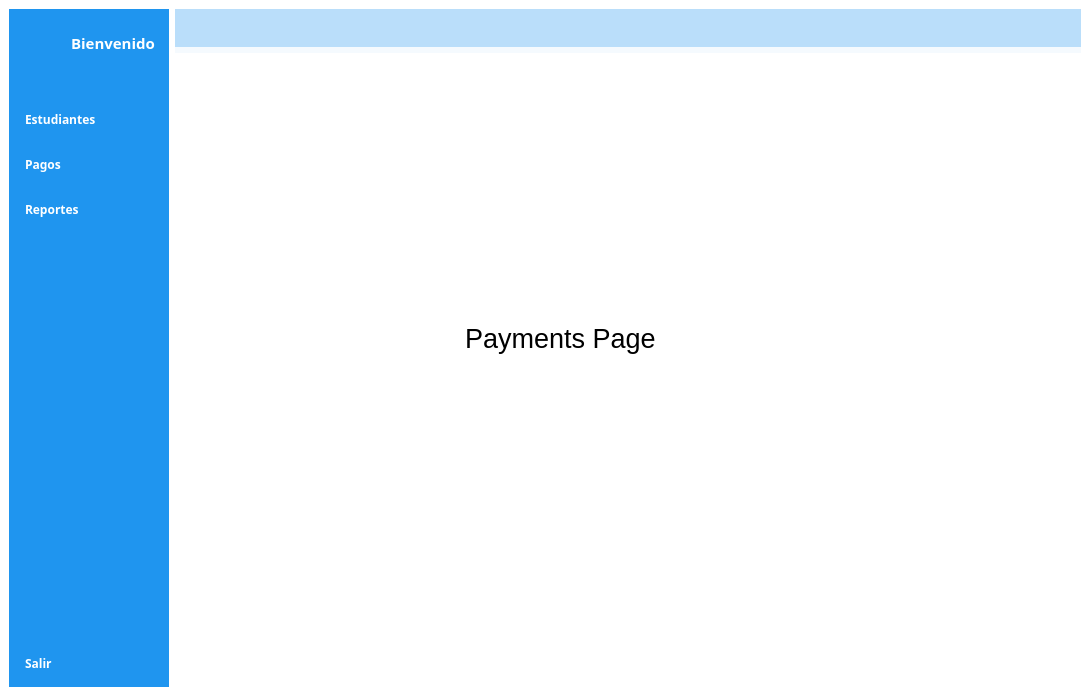
Qt form gui/UI/interface.ui (DeiviHerreraDiaz09/Student-Management-Project) before a commit.
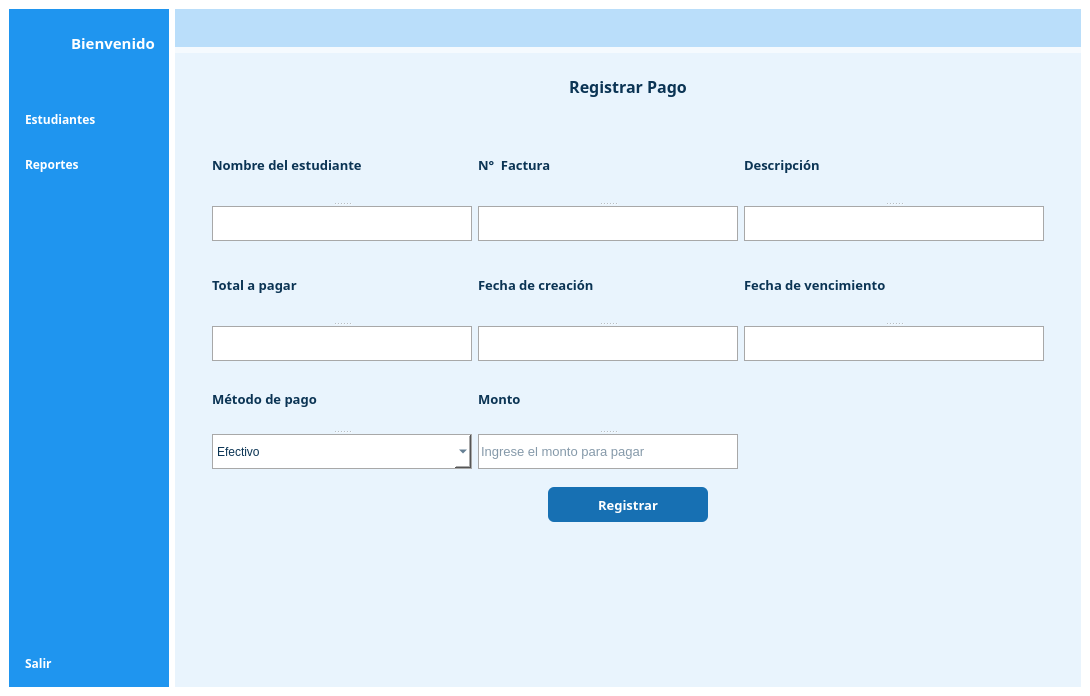
The same form after that commit. The open tabs and pages were chosen to show the change. Icons and pictures are not drawn.

Commit message: FEAT: Creation payment interface

What changed in the file:
```diff
--- a/gui/UI/interface.ui
+++ b/gui/UI/interface.ui
@@ -189,38 +189,6 @@
            </property>
           </widget>
          </item>
-         <item>
-          <widget class="QPushButton" name="payments_2">
-           <property name="font">
-            <font>
-             <family>Euphemia</family>
-             <pointsize>9</pointsize>
-             <weight>75</weight>
-             <bold>true</bold>
-            </font>
-           </property>
-           <property name="text">
-            <string>Pagos</string>
-           </property>
-           <property name="icon">
-            <iconset resource="../../../../Downloads/dashboard/resources.qrc">
-             <normaloff>:/icons/assets/icons/icons8-transaction-96.png</normaloff>
-             <normalon>:/icons/assets/icons/icons8-transaction-96-blue.png</normalon>:/icons/assets/icons/icons8-transaction-96.png</iconset>
-           </property>
-           <property name="iconSize">
-            <size>
-             <width>28</width>
-             <height>24</height>
-            </size>
-           </property>
-           <property name="checkable">
-            <bool>true</bool>
-           </property>
-           <property name="autoExclusive">
-            <bool>true</bool>
-           </property>
-          </widget>
-         </item>
          <item>
           <widget class="QPushButton" name="reports_2">
            <property name="font">
@@ -2275,24 +2243,630 @@
           </layout>
          </widget>
          <widget class="QWidget" name="payments_page">
-          <widget class="QLabel" name="label_6">
-           <property name="geometry">
-            <rect>
-             <x>290</x>
-             <y>250</y>
-             <width>191</width>
-             <height>71</height>
-            </rect>
-           </property>
-           <property name="font">
-            <font>
-             <pointsize>20</pointsize>
-            </font>
-           </property>
-           <property name="text">
-            <string>Payments Page</string>
-           </property>
-          </widget>
+          <property name="styleSheet">
+           <string notr="true">background-color:#e9f4fd;</string>
+          </property>
+          <layout class="QGridLayout" name="gridLayout_11">
+           <item row="0" column="0" alignment="Qt::AlignHCenter|Qt::AlignTop">
+            <widget class="QWidget" name="content_payment" native="true">
+             <property name="minimumSize">
+              <size>
+               <width>0</width>
+               <height>500</height>
+              </size>
+             </property>
+             <property name="maximumSize">
+              <size>
+               <width>16777215</width>
+               <height>500</height>
+              </size>
+             </property>
+             <layout class="QGridLayout" name="gridLayout_10">
+              <item row="0" column="0">
+               <layout class="QVBoxLayout" name="group_form_payment">
+                <item>
+                 <layout class="QHBoxLayout" name="header_register_payment">
+                  <item>
+                   <widget class="QLabel" name="tittle_new_payment">
+                    <property name="minimumSize">
+                     <size>
+                      <width>500</width>
+                      <height>30</height>
+                     </size>
+                    </property>
+                    <property name="maximumSize">
+                     <size>
+                      <width>500</width>
+                      <height>16777214</height>
+                     </size>
+                    </property>
+                    <property name="font">
+                     <font>
+                      <family>Euphemia</family>
+                      <pointsize>12</pointsize>
+                      <weight>75</weight>
+                      <bold>true</bold>
+                     </font>
+                    </property>
+                    <property name="layoutDirection">
+                     <enum>Qt::LeftToRight</enum>
+                    </property>
+                    <property name="styleSheet">
+                     <string notr="true">color: rgb(11, 52, 84);</string>
+                    </property>
+                    <property name="text">
+                     <string>Registrar Pago</string>
+                    </property>
+                    <property name="alignment">
+                     <set>Qt::AlignCenter</set>
+                    </property>
+                    <property name="margin">
+                     <number>10</number>
+                    </property>
+                   </widget>
+                  </item>
+                 </layout>
+                </item>
+                <item>
+                 <widget class="QWidget" name="form_new_payment" native="true">
+                  <property name="minimumSize">
+                   <size>
+                    <width>850</width>
+                    <height>0</height>
+                   </size>
+                  </property>
+                  <property name="maximumSize">
+                   <size>
+                    <width>750</width>
+                    <height>16777215</height>
+                   </size>
+                  </property>
+                  <layout class="QGridLayout" name="gridLayout_8">
+                   <property name="topMargin">
+                    <number>20</number>
+                   </property>
+                   <item row="2" column="0">
+                    <widget class="QLabel" name="message_erro_payment">
+                     <property name="font">
+                      <font>
+                       <family>Euphemia</family>
+                       <pointsize>9</pointsize>
+                       <weight>75</weight>
+                       <bold>true</bold>
+                      </font>
+                     </property>
+                     <property name="styleSheet">
+                      <string notr="true">font-family: Euphemia;
+color:red;</string>
+                     </property>
+                     <property name="text">
+                      <string/>
+                     </property>
+                    </widget>
+                   </item>
+                   <item row="1" column="0" alignment="Qt::AlignHCenter">
+                    <widget class="QPushButton" name="registerButton_payment">
+                     <property name="minimumSize">
+                      <size>
+                       <width>160</width>
+                       <height>35</height>
+                      </size>
+                     </property>
+                     <property name="maximumSize">
+                      <size>
+                       <width>160</width>
+                       <height>35</height>
+                      </size>
+                     </property>
+                     <property name="font">
+                      <font>
+                       <family>Euphemia</family>
+                       <pointsize>10</pointsize>
+                       <weight>75</weight>
+                       <bold>true</bold>
+                      </font>
+                     </property>
+                     <property name="cursor">
+                      <cursorShape>PointingHandCursor</cursorShape>
+                     </property>
+                     <property name="layoutDirection">
+                      <enum>Qt::LeftToRight</enum>
+                     </property>
+                     <property name="styleSheet">
+                      <string notr="true">background-color:#1770b3;
+border: none;
+border-radius: 6px;
+font-family: Euphemia;
+color:white;</string>
+                     </property>
+                     <property name="text">
+                      <string>Registrar</string>
+                     </property>
+                    </widget>
+                   </item>
+                   <item row="0" column="0">
+                    <layout class="QVBoxLayout" name="form_content">
+                     <item>
+                      <layout class="QHBoxLayout" name="first_part_form">
+                       <item>
+                        <widget class="QSplitter" name="student_name_invo">
+                         <property name="minimumSize">
+                          <size>
+                           <width>220</width>
+                           <height>0</height>
+                          </size>
+                         </property>
+                         <property name="orientation">
+                          <enum>Qt::Vertical</enum>
+                         </property>
+                         <widget class="QLabel" name="label_student_name_invo">
+                          <property name="font">
+                           <font>
+                            <family>Euphemia</family>
+                            <pointsize>10</pointsize>
+                            <weight>75</weight>
+                            <bold>true</bold>
+                           </font>
+                          </property>
+                          <property name="styleSheet">
+                           <string notr="true">color: rgb(11, 52, 84);</string>
+                          </property>
+                          <property name="text">
+                           <string>Nombre del estudiante</string>
+                          </property>
+                         </widget>
+                         <widget class="QLineEdit" name="input_student_name_invo">
+                          <property name="minimumSize">
+                           <size>
+                            <width>0</width>
+                            <height>35</height>
+                           </size>
+                          </property>
+                          <property name="maximumSize">
+                           <size>
+                            <width>260</width>
+                            <height>35</height>
+                           </size>
+                          </property>
+                          <property name="font">
+                           <font>
+                            <pointsize>10</pointsize>
+                           </font>
+                          </property>
+                          <property name="styleSheet">
+                           <string notr="true">background-color: rgb(255, 255, 255);
+color: rgb(11, 52, 84);
+border:1px solid  #a8a8a8;</string>
+                          </property>
+                          <property name="text">
+                           <string/>
+                          </property>
+                          <property name="readOnly">
+                           <bool>true</bool>
+                          </property>
+                          <property name="placeholderText">
+                           <string/>
+                          </property>
+                         </widget>
+                        </widget>
+                       </item>
+                       <item>
+                        <widget class="QSplitter" name="id_invoice">
+                         <property name="orientation">
+                          <enum>Qt::Vertical</enum>
+                         </property>
+                         <widget class="QLabel" name="label_id_invoice">
+                          <property name="font">
+                           <font>
+                            <family>Euphemia</family>
+                            <pointsize>10</pointsize>
+                            <weight>75</weight>
+                            <bold>true</bold>
+                           </font>
+                          </property>
+                          <property name="styleSheet">
+                           <string notr="true">color: rgb(11, 52, 84);</string>
+                          </property>
+                          <property name="text">
+                           <string>N°  Factura</string>
+                          </property>
+                         </widget>
+                         <widget class="QLineEdit" name="input_id_invoice">
+                          <property name="minimumSize">
+                           <size>
+                            <width>250</width>
+                            <height>35</height>
+                           </size>
+                          </property>
+                          <property name="maximumSize">
+                           <size>
+                            <width>260</width>
+                            <height>35</height>
+                           </size>
+                          </property>
+                          <property name="font">
+                           <font>
+                            <pointsize>10</pointsize>
+                           </font>
+                          </property>
+                          <property name="styleSheet">
+                           <string notr="true">background-color: rgb(255, 255, 255);
+color: rgb(11, 52, 84);
+border:1px solid  #a8a8a8;</string>
+                          </property>
+                          <property name="text">
+                           <string/>
+                          </property>
+                          <property name="readOnly">
+                           <bool>true</bool>
+                          </property>
+                          <property name="placeholderText">
+                           <string/>
+                          </property>
+                         </widget>
+                        </widget>
+                       </item>
+                       <item>
+                        <widget class="QSplitter" name="description">
+                         <property name="orientation">
+                          <enum>Qt::Vertical</enum>
+                         </property>
+                         <widget class="QLabel" name="label_description">
+                          <property name="font">
+                           <font>
+                            <family>Euphemia</family>
+                            <pointsize>10</pointsize>
+                            <weight>75</weight>
+                            <bold>true</bold>
+                           </font>
+                          </property>
+                          <property name="styleSheet">
+                           <string notr="true">color: rgb(11, 52, 84);</string>
+                          </property>
+                          <property name="text">
+                           <string>Descripción</string>
+                          </property>
+                         </widget>
+                         <widget class="QLineEdit" name="lineEdit_description">
+                          <property name="minimumSize">
+                           <size>
+                            <width>0</width>
+                            <height>35</height>
+                           </size>
+                          </property>
+                          <property name="maximumSize">
+                           <size>
+                            <width>16777215</width>
+                            <height>35</height>
+                           </size>
+                          </property>
+                          <property name="styleSheet">
+                           <string notr="true">background-color: rgb(255, 255, 255);
+color: rgb(11, 52, 84);
+border:1px solid  #a8a8a8;</string>
+                          </property>
+                          <property name="readOnly">
+                           <bool>true</bool>
+                          </property>
+                         </widget>
+                        </widget>
+                       </item>
+                      </layout>
+                     </item>
+                     <item>
+                      <layout class="QHBoxLayout" name="second_part_form">
+                       <item>
+                        <widget class="QSplitter" name="total_amount">
+                         <property name="minimumSize">
+                          <size>
+                           <width>220</width>
+                           <height>0</height>
+                          </size>
+                         </property>
+                         <property name="orientation">
+                          <enum>Qt::Vertical</enum>
+                         </property>
+                         <widget class="QLabel" name="label_total_amount">
+                          <property name="font">
+                           <font>
+                            <family>Euphemia</family>
+                            <pointsize>10</pointsize>
+                            <weight>75</weight>
+                            <bold>true</bold>
+                           </font>
+                          </property>
+                          <property name="styleSheet">
+                           <string notr="true">color: rgb(11, 52, 84);</string>
+                          </property>
+                          <property name="text">
+                           <string>Total a pagar</string>
+                          </property>
+                         </widget>
+                         <widget class="QLineEdit" name="lineEdit_total_amount">
+                          <property name="minimumSize">
+                           <size>
+                            <width>260</width>
+                            <height>35</height>
+                           </size>
+                          </property>
+                          <property name="maximumSize">
+                           <size>
+                            <width>260</width>
+                            <height>35</height>
+                           </size>
+                          </property>
+                          <property name="styleSheet">
+                           <string notr="true">background-color: rgb(255, 255, 255);
+color: rgb(11, 52, 84);
+border:1px solid  #a8a8a8;</string>
+                          </property>
+                          <property name="readOnly">
+                           <bool>true</bool>
+                          </property>
+                         </widget>
+                        </widget>
+                       </item>
+                       <item>
+                        <widget class="QSplitter" name="creation_date">
+                         <property name="minimumSize">
+                          <size>
+                           <width>220</width>
+                           <height>0</height>
+                          </size>
+                         </property>
+                         <property name="maximumSize">
+                          <size>
+                           <width>260</width>
+                           <height>16777215</height>
+                          </size>
+                         </property>
+                         <property name="orientation">
+                          <enum>Qt::Vertical</enum>
+                         </property>
+                         <widget class="QLabel" name="label_creation_date">
+                          <property name="font">
+                           <font>
+                            <family>Euphemia</family>
+                            <pointsize>10</pointsize>
+                            <weight>75</weight>
+                            <bold>true</bold>
+                           </font>
+                          </property>
+                          <property name="styleSheet">
+                           <string notr="true">color: rgb(11, 52, 84);</string>
+                          </property>
+                          <property name="text">
+                           <string>Fecha de creación</string>
+                          </property>
+                         </widget>
+                         <widget class="QLineEdit" name="input_creation_date">
+                          <property name="minimumSize">
+                           <size>
+                            <width>250</width>
+                            <height>35</height>
+                           </size>
+                          </property>
+                          <property name="maximumSize">
+                           <size>
+                            <width>260</width>
+                            <height>35</height>
+                           </size>
+                          </property>
+                          <property name="font">
+                           <font>
+                            <pointsize>10</pointsize>
+                           </font>
+                          </property>
+                          <property name="styleSheet">
+                           <string notr="true">background-color: rgb(255, 255, 255);
+color: rgb(11, 52, 84);
+border:1px solid  #a8a8a8;</string>
+                          </property>
+                          <property name="readOnly">
+                           <bool>false</bool>
+                          </property>
+                          <property name="placeholderText">
+                           <string/>
+                          </property>
+                         </widget>
+                        </widget>
+                       </item>
+                       <item>
+                        <widget class="QSplitter" name="expiration_date">
+                         <property name="minimumSize">
+                          <size>
+                           <width>200</width>
+                           <height>0</height>
+                          </size>
+                         </property>
+                         <property name="orientation">
+                          <enum>Qt::Vertical</enum>
+                         </property>
+                         <widget class="QLabel" name="label_expiration_date">
+                          <property name="font">
+                           <font>
+                            <family>Euphemia</family>
+                            <pointsize>10</pointsize>
+                            <weight>75</weight>
+                            <bold>true</bold>
+                           </font>
+                          </property>
+                          <property name="styleSheet">
+                           <string notr="true">color: rgb(11, 52, 84);</string>
+                          </property>
+                          <property name="text">
+                           <string>Fecha de vencimiento</string>
+                          </property>
+                         </widget>
+                         <widget class="QLineEdit" name="input_expiration_date">
+                          <property name="minimumSize">
+                           <size>
+                            <width>220</width>
+                            <height>35</height>
+                           </size>
+                          </property>
+                          <property name="maximumSize">
+                           <size>
+                            <width>16777215</width>
+                            <height>35</height>
+                           </size>
+                          </property>
+                          <property name="font">
+                           <font>
+                            <pointsize>10</pointsize>
+                           </font>
+                          </property>
+                          <property name="styleSheet">
+                           <string notr="true">background-color: rgb(255, 255, 255);
+color: rgb(11, 52, 84);
+border:1px solid  #a8a8a8;</string>
+                          </property>
+                          <property name="readOnly">
+                           <bool>true</bool>
+                          </property>
+                          <property name="placeholderText">
+                           <string/>
+                          </property>
+                         </widget>
+                        </widget>
+                       </item>
+                      </layout>
+                     </item>
+                     <item>
+                      <layout class="QHBoxLayout" name="third_part_form">
+                       <property name="bottomMargin">
+                        <number>12</number>
+                       </property>
+                       <item>
+                        <widget class="QSplitter" name="payment_method">
+                         <property name="orientation">
+                          <enum>Qt::Vertical</enum>
+                         </property>
+                         <widget class="QLabel" name="label_payment_method">
+                          <property name="font">
+                           <font>
+                            <family>Euphemia</family>
+                            <pointsize>10</pointsize>
+                            <weight>75</weight>
+                            <bold>true</bold>
+                           </font>
+                          </property>
+                          <property name="styleSheet">
+                           <string notr="true">color: rgb(11, 52, 84);</string>
+                          </property>
+                          <property name="text">
+                           <string>Método de pago</string>
+                          </property>
+                         </widget>
+                         <widget class="QComboBox" name="option_payment_method">
+                          <property name="minimumSize">
+                           <size>
+                            <width>260</width>
+                            <height>35</height>
+                           </size>
+                          </property>
+                          <property name="maximumSize">
+                           <size>
+                            <width>260</width>
+                            <height>35</height>
+                           </size>
+                          </property>
+                          <property name="styleSheet">
+                           <string notr="true">background-color: rgb(255, 255, 255);
+color: rgb(11, 52, 84);
+border:1px solid  #a8a8a8;</string>
+                          </property>
+                          <item>
+                           <property name="text">
+                            <string>Efectivo</string>
+                           </property>
+                          </item>
+                          <item>
+                           <property name="text">
+                            <string>Transacción</string>
+                           </property>
+                          </item>
+                          <item>
+                           <property name="text">
+                            <string>Abono</string>
+                           </property>
+                          </item>
+                         </widget>
+                        </widget>
+                       </item>
+                       <item>
+                        <widget class="QSplitter" name="amount_paid">
+                         <property name="orientation">
+                          <enum>Qt::Vertical</enum>
+                         </property>
+                         <widget class="QLabel" name="label_amount_paid">
+                          <property name="font">
+                           <font>
+                            <family>Euphemia</family>
+                            <pointsize>10</pointsize>
+                            <weight>75</weight>
+                            <bold>true</bold>
+                           </font>
+                          </property>
+                          <property name="styleSheet">
+                           <string notr="true">color: rgb(11, 52, 84);</string>
+                          </property>
+                          <property name="text">
+                           <string>Monto</string>
+                          </property>
+                         </widget>
+                         <widget class="QLineEdit" name="input_amount_paid">
+                          <property name="minimumSize">
+                           <size>
+                            <width>250</width>
+                            <height>35</height>
+                           </size>
+                          </property>
+                          <property name="maximumSize">
+                           <size>
+                            <width>260</width>
+                            <height>35</height>
+                           </size>
+                          </property>
+                          <property name="font">
+                           <font>
+                            <pointsize>10</pointsize>
+                           </font>
+                          </property>
+                          <property name="styleSheet">
+                           <string notr="true">background-color: rgb(255, 255, 255);
+color: rgb(11, 52, 84);
+border:1px solid  #a8a8a8;</string>
+                          </property>
+                          <property name="readOnly">
+                           <bool>false</bool>
+                          </property>
+                          <property name="placeholderText">
+                           <string>Ingrese el monto para pagar</string>
+                          </property>
+                         </widget>
+                        </widget>
+                       </item>
+                       <item>
+                        <widget class="QSplitter" name="wigdet_space">
+                         <property name="orientation">
+                          <enum>Qt::Vertical</enum>
+                         </property>
+                        </widget>
+                       </item>
+                      </layout>
+                     </item>
+                    </layout>
+                   </item>
+                  </layout>
+                 </widget>
+                </item>
+               </layout>
+              </item>
+             </layout>
+            </widget>
+           </item>
+          </layout>
          </widget>
          <widget class="QWidget" name="reports">
           <widget class="QLabel" name="label_7">
```
Left out of the diff: 12 changed lines with no effect on the pictures. The commit also changes 8 other files.
